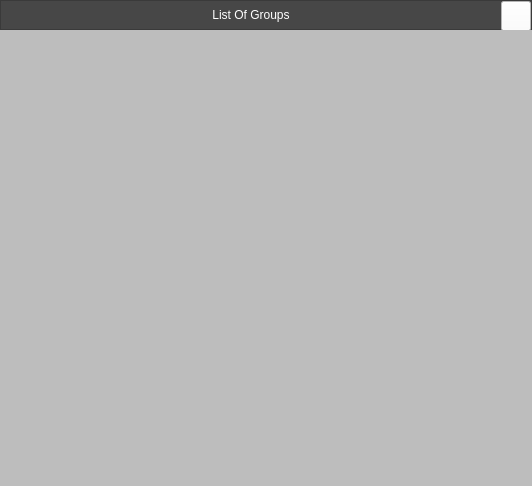
The window that Resources/Ui/AlterGroups.ui (Darshitjivani/MBAS) describes before a commit, drawn with Qt 5.
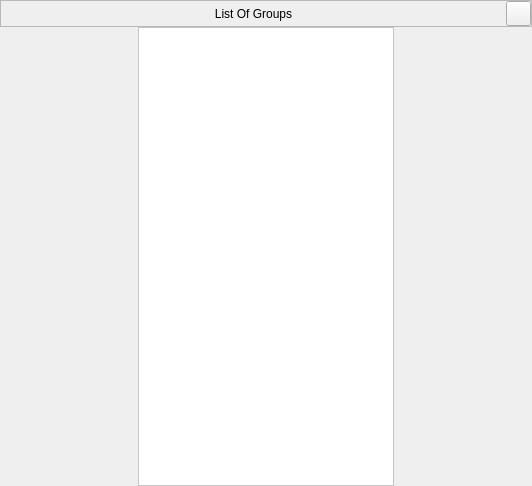
The same window after the commit. Icons and pictures are not drawn.

What changed in the file:
```diff
--- a/Resources/Ui/AlterGroups.ui
+++ b/Resources/Ui/AlterGroups.ui
@@ -35,6 +35,28 @@
     </property>
     <item row="1" column="0">
      <widget class="QWidget" name="widget" native="true">
+      <property name="styleSheet">
+       <string notr="true">QListWidget {
+
+    background-color: #ffffff;
+}
+QListWidget::item {
+    padding: 0px; 
+margin:0px;
+    border: 0px solid gray; 
+}
+QListWidget::item:selected {
+    background-color: transparent;  
+    color: white; 
+}
+
+QListWidget::item:hover{
+    padding: 0px; 
+margin:0px;
+    background-color: transparent;  
+    color: white; 
+}</string>
+      </property>
       <layout class="QGridLayout" name="gridLayout_3">
        <property name="leftMargin">
         <number>0</number>
@@ -52,10 +74,12 @@
         <number>0</number>
        </property>
        <item row="0" column="0">
-        <widget class="QListView" name="listView">
-         <property name="styleSheet">
-          <string notr="true">background-color: rgb(189, 189, 189);
-border:none</string>
+        <widget class="QListWidget" name="listwidget">
+         <property name="sizePolicy">
+          <sizepolicy hsizetype="Fixed" vsizetype="Expanding">
+           <horstretch>0</horstretch>
+           <verstretch>0</verstretch>
+          </sizepolicy>
          </property>
         </widget>
        </item>
@@ -67,12 +91,13 @@
       <property name="maximumSize">
        <size>
         <width>16777215</width>
-        <height>30</height>
+        <height>28</height>
        </size>
       </property>
       <property name="styleSheet">
-       <string notr="true">background-color: rgb(75,75,75);
-color: rgb(255, 255, 255);</string>
+       <string notr="true">
+font: 63 11pt &quot;Segoe UI Semibold&quot;;
+color:#000000</string>
       </property>
       <property name="frameShape">
        <enum>QFrame::StyledPanel</enum>
@@ -101,21 +126,17 @@
          <property name="minimumSize">
           <size>
            <width>0</width>
-           <height>25</height>
+           <height>0</height>
           </size>
          </property>
          <property name="maximumSize">
           <size>
            <width>16777215</width>
-           <height>30</height>
+           <height>28</height>
           </size>
          </property>
          <property name="styleSheet">
-          <string notr="true">background-color: rgb(71, 71, 71);
-color: rgb(255, 255, 255);
-
-
-</string>
+          <string notr="true"/>
          </property>
          <property name="text">
           <string>List Of Groups</string>
@@ -129,20 +150,18 @@
         <widget class="QPushButton" name="pbClose">
          <property name="minimumSize">
           <size>
-           <width>30</width>
-           <height>30</height>
+           <width>25</width>
+           <height>25</height>
           </size>
          </property>
          <property name="maximumSize">
           <size>
-           <width>30</width>
-           <height>30</height>
+           <width>25</width>
+           <height>25</height>
           </size>
          </property>
          <property name="styleSheet">
-          <string notr="true">background-color:white
-
-</string>
+          <string notr="true"/>
          </property>
          <property name="text">
           <string/>
```
Left out of the diff: 2 changed lines with no effect on the pictures.
